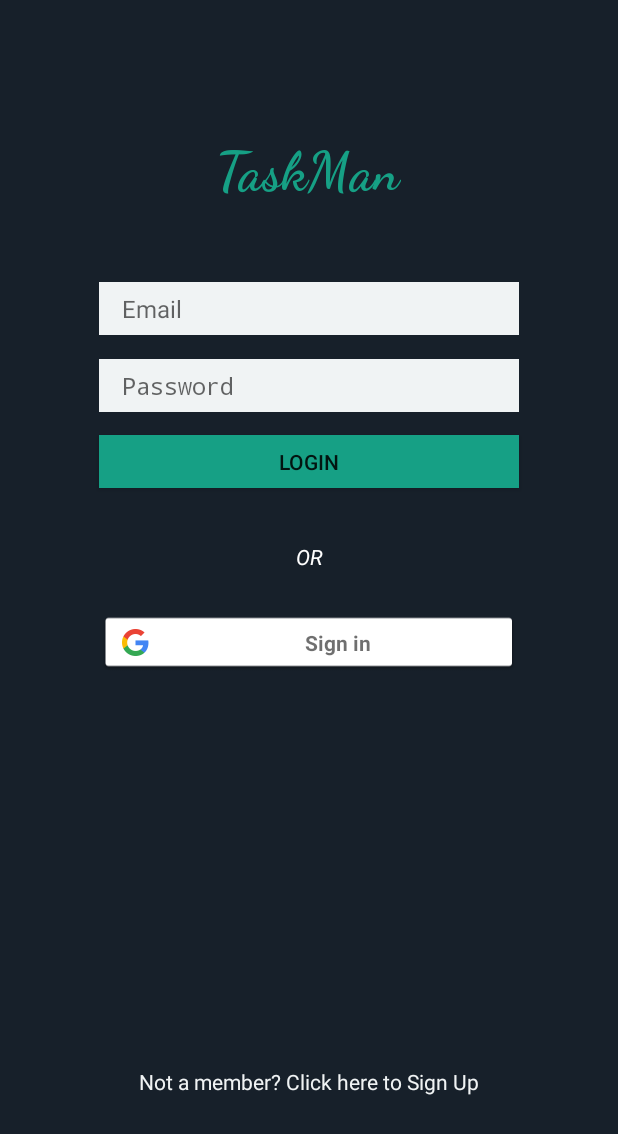
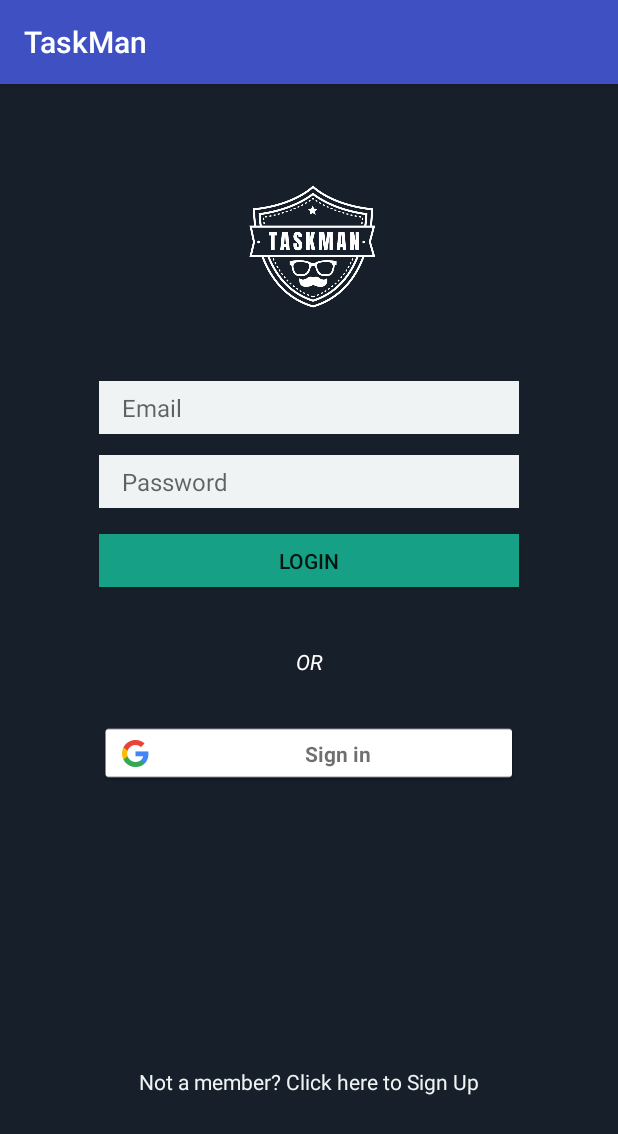
Before and after one commit to aashish157/TaskMan, an Android app: the screen it shows after launch (MainActivity), on a phone screen of 412 x 824 dp. Shown: the top 1134 px of the screen. Run offline under Robolectric (Android 15) with nearby library versions, the phone set to English and light mode, and no system bars; our stand-ins replace Firebase (no records; nobody signed in at launch, a user with empty details on screens opened directly).

Commit message:
App Logo Added

```diff
--- a/app/src/main/java/com/argbots/aashish/taskman/MainActivity.java
+++ b/app/src/main/java/com/argbots/aashish/taskman/MainActivity.java
@@ -29,7 +29,7 @@ import com.google.firebase.auth.FirebaseAuth;
 import com.google.firebase.auth.FirebaseUser;
 import com.google.firebase.auth.GoogleAuthProvider;
 
-public class MainActivity extends Activity {
+public class MainActivity extends AppCompatActivity {
 
     private FirebaseAuth mAuth;
 
--- a/app/src/main/res/layout/activity_main.xml
+++ b/app/src/main/res/layout/activity_main.xml
@@ -6,27 +6,14 @@
     android:layout_height="match_parent"
     android:background="#17202A">
 
-    <TextView
-        android:id="@+id/appName"
-        android:layout_width="wrap_content"
-        android:layout_height="wrap_content"
-        android:layout_alignParentTop="true"
-        android:layout_centerHorizontal="true"
-        android:layout_marginTop="91dp"
-        android:fontFamily="cursive"
-        android:text="TaskMan"
-        android:textColor="#16A085"
-        android:textSize="36sp"
-        android:textStyle="bold" />
-
     <EditText
         android:id="@+id/username"
         android:layout_width="280dp"
         android:layout_height="35dp"
+        android:layout_below="@+id/appName"
+        android:layout_alignStart="@+id/loginBtn"
         android:layout_alignParentTop="true"
-        android:layout_centerHorizontal="true"
-        android:layout_below="@+id/appName"
-        android:layout_marginTop="188dp"
+        android:layout_marginTop="198dp"
         android:background="#f0f3f4"
         android:ems="10"
         android:hint="Email"
@@ -38,10 +25,10 @@
         android:id="@+id/password"
         android:layout_width="280dp"
         android:layout_height="35dp"
+        android:layout_below="@+id/username"
+        android:layout_alignStart="@+id/username"
         android:layout_alignParentTop="true"
-        android:layout_centerHorizontal="true"
-        android:layout_below="@+id/username"
-        android:layout_marginTop="239dp"
+        android:layout_marginTop="247dp"
         android:background="#F0F3F4"
         android:ems="10"
         android:hint="Password"
@@ -53,10 +40,10 @@
         android:id="@+id/loginBtn"
         android:layout_width="280dp"
         android:layout_height="35dp"
+        android:layout_below="@+id/password"
         android:layout_alignParentTop="true"
         android:layout_centerHorizontal="true"
-        android:layout_below="@+id/password"
-        android:layout_marginTop="290dp"
+        android:layout_marginTop="300dp"
         android:background="#16A085"
         android:text="LOGIN" />
 
@@ -66,7 +53,7 @@
         android:layout_height="43dp"
         android:layout_alignParentTop="true"
         android:layout_centerHorizontal="true"
-        android:layout_marginTop="349dp"
+        android:layout_marginTop="363dp"
         android:gravity="center_vertical|center_horizontal"
         android:text="OR"
         android:textColor="@android:color/background_light"
@@ -79,7 +66,7 @@
         android:layout_height="40dp"
         android:layout_alignParentTop="true"
         android:layout_centerHorizontal="true"
-        android:layout_marginTop="408dp"
+        android:layout_marginTop="426dp"
         app:layout_constraintBottom_toBottomOf="parent"
         app:layout_constraintEnd_toEndOf="parent"
         app:layout_constraintHorizontal_bias="0.501"
@@ -99,4 +86,14 @@
         android:textColor="#f0f3f4"
         android:textSize="14sp" />
 
+    <ImageView
+        android:id="@+id/imageView3"
+        android:layout_width="252dp"
+        android:layout_height="159dp"
+        android:layout_alignEnd="@+id/username"
+        android:layout_alignParentTop="true"
+        android:layout_marginTop="28dp"
+        android:layout_marginEnd="13dp"
+        app:srcCompat="@drawable/taskmanwhite" />
+
 </RelativeLayout>
--- a/app/src/main/res/mipmap-anydpi-v26/ic_launcher.xml
+++ b/app/src/main/res/mipmap-anydpi-v26/ic_launcher.xml
@@ -1,5 +1,5 @@
 <?xml version="1.0" encoding="utf-8"?>
 <adaptive-icon xmlns:android="http://schemas.android.com/apk/res/android">
     <background android:drawable="@drawable/ic_launcher_background"/>
-    <foreground android:drawable="@mipmap/ic_launcher_foreground"/>
+    <foreground android:drawable="@drawable/ic_launcher_foreground"/>
 </adaptive-icon>
--- a/app/src/main/res/mipmap-anydpi-v26/ic_launcher_round.xml
+++ b/app/src/main/res/mipmap-anydpi-v26/ic_launcher_round.xml
@@ -1,5 +1,5 @@
 <?xml version="1.0" encoding="utf-8"?>
 <adaptive-icon xmlns:android="http://schemas.android.com/apk/res/android">
     <background android:drawable="@drawable/ic_launcher_background"/>
-    <foreground android:drawable="@mipmap/ic_launcher_foreground"/>
+    <foreground android:drawable="@drawable/ic_launcher_foreground"/>
 </adaptive-icon>
```
Also changed, not shown: app/src/main/res/drawable/taskman.png (added), app/src/main/res/drawable/taskmanwhite.png (added).
